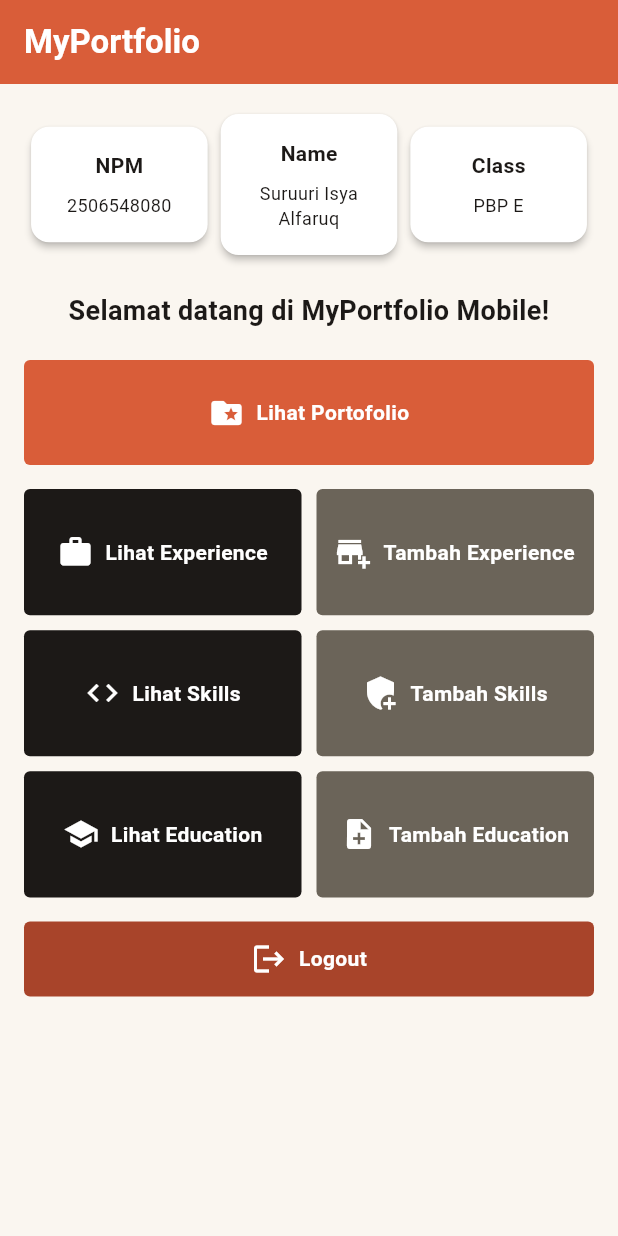
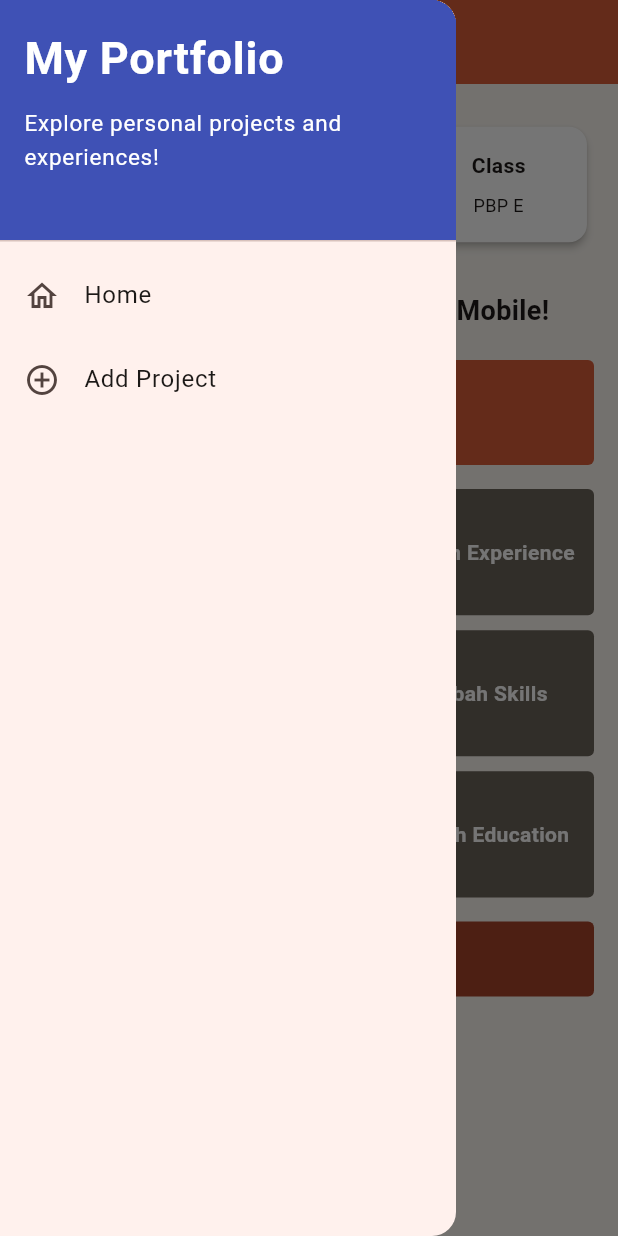
Before and after one commit to SuruuriIsyaAlfaruq2/myportofolio_mobile, a Flutter app: the screen it shows after launch, with the side drawer open (before the commit the screen has no drawer), on a phone screen of 412 x 824 dp. Run offline on Flutter 3.47's test engine with Material 3 defaults, Android fonts, the phone set to English and light mode, and no system bars; our stand-ins replace material_ui.

Commit message:
Tutorial 9: Implementasi Drawer dan Form untuk model Experience

```diff
--- a/lib/main.dart
+++ b/lib/main.dart
@@ -1,5 +1,5 @@
-import 'package:flutter/material.dart';
-import 'package:myportofolio_mobile/menu.dart';
+import 'package:material_ui/material_ui.dart';
+import 'package:myportofolio_mobile/screens/menu.dart';
 import 'package:myportofolio_mobile/theme_colors.dart';
 void main() {
   runApp(const MyApp());
--- /dev/null
+++ b/lib/project_card.dart
@@ -0,0 +1,64 @@
+import 'package:material_ui/material_ui.dart';
+import 'package:myportofolio_mobile/screens/experience_form.dart';
+import 'package:myportofolio_mobile/screens/menu.dart';
+
+
+class ItemCard extends StatelessWidget {
+  final ItemHomepage item;
+
+  const ItemCard(this.item, {super.key});
+
+  @override
+  Widget build(BuildContext context) {
+    return Material(
+      color: item.color,
+      // 6. DIUBAH: Match --radius: 4px dari web
+      borderRadius: BorderRadius.circular(4),
+      child: InkWell(
+        onTap: () {
+          ScaffoldMessenger.of(context)
+            ..hideCurrentSnackBar()
+            ..showSnackBar(
+              SnackBar(content: Text("Kamu telah menekan tombol ${item.name}!"))
+            );
+          // Navigate ke halaman yang sesuai
+          if (item.name == "Tambah Experience") {
+            // TODO: Gunakan Navigator.push() untuk melakukan navigasi ke MaterialPageRoute yang mencakup ExperienceFormPage
+            Navigator.push(
+              context,
+              MaterialPageRoute(
+                builder: (context) => ExperienceFormPage(),
+              ),
+            );
+          }
+        },
+        child: Container(
+          padding: const EdgeInsets.symmetric(horizontal: 8, vertical: 6),
+          child: Center(
+            child: Row(
+              mainAxisAlignment: MainAxisAlignment.center,
+              children: [
+                Icon(
+                  item.icon,
+                  color: Colors.white,
+                  size: 24.0,
+                ),
+                const SizedBox(width: 8),
+                Flexible(
+                  child: Text(
+                    item.name,
+                    textAlign: TextAlign.center,
+                    style: const TextStyle(
+                      color: Colors.white,
+                      fontWeight: FontWeight.bold,
+                    ),
+                  ),
+                ),
+              ],
+            ),
+          ),
+        ),
+      ),
+    );
+  }
+}
--- a/lib/menu.dart
+++ b/lib/screens/menu.dart
@@ -1,5 +1,7 @@
-import 'package:flutter/material.dart';
+import 'package:material_ui/material_ui.dart';
 import 'package:myportofolio_mobile/theme_colors.dart';
+import 'package:myportofolio_mobile/project_card.dart';
+import 'package:myportofolio_mobile/widgets/left_drawer.dart';
 
 class MyHomePage extends StatelessWidget {
   MyHomePage({super.key});
@@ -43,6 +45,7 @@ class MyHomePage extends StatelessWidget {
         ),
         backgroundColor: Theme.of(context).colorScheme.primary,
       ),
+      drawer: const LeftDrawer(),
       // 2. DIUBAH: Membungkus seluruh Body dengan SingleChildScrollView agar bisa di-scroll
       body: SingleChildScrollView(
         child: Padding(
@@ -150,53 +153,3 @@ class ItemHomepage {
 
   ItemHomepage(this.name, this.icon, this.color);
 }
-
-class ItemCard extends StatelessWidget {
-  final ItemHomepage item;
-
-  const ItemCard(this.item, {super.key});
-
-  @override
-  Widget build(BuildContext context) {
-    return Material(
-      color: item.color,
-      // 6. DIUBAH: Match --radius: 4px dari web
-      borderRadius: BorderRadius.circular(4),
-      child: InkWell(
-        onTap: () {
-          ScaffoldMessenger.of(context)
-            ..hideCurrentSnackBar()
-            ..showSnackBar(
-              SnackBar(content: Text("Kamu telah menekan tombol ${item.name}!"))
-            );
-        },
-        child: Container(
-          padding: const EdgeInsets.symmetric(horizontal: 8, vertical: 6),
-          child: Center(
-            child: Row(
-              mainAxisAlignment: MainAxisAlignment.center,
-              children: [
-                Icon(
-                  item.icon,
-                  color: Colors.white,
-                  size: 24.0,
-                ),
-                const SizedBox(width: 8),
-                Flexible(
-                  child: Text(
-                    item.name,
-                    textAlign: TextAlign.center,
-                    style: const TextStyle(
-                      color: Colors.white,
-                      fontWeight: FontWeight.bold,
-                    ),
-                  ),
-                ),
-              ],
-            ),
-          ),
-        ),
-      ),
-    );
-  }
-}
--- a/lib/theme_colors.dart
+++ b/lib/theme_colors.dart
@@ -1,5 +1,5 @@
 // lib/theme_colors.dart
-import 'package:flutter/material.dart';
+import 'package:material_ui/material_ui.dart';
 
 class AppColors {
   static const Color ink = Color(0xFF1C1917);
--- /dev/null
+++ b/lib/widgets/left_drawer.dart
@@ -0,0 +1,67 @@
+import 'package:material_ui/material_ui.dart';
+import 'package:myportofolio_mobile/screens/menu.dart';
+// TODO: Impor halaman ProjectFormPage jika sudah dibuat
+
+class LeftDrawer extends StatelessWidget {
+  const LeftDrawer({super.key});
+
+  @override
+  Widget build(BuildContext context) {
+    return Drawer(
+      child: ListView(
+        children: [
+          const DrawerHeader(
+            decoration: BoxDecoration(
+              color: Colors.indigo,
+            ),
+            child: Column(
+              crossAxisAlignment: CrossAxisAlignment.start,
+              children: [
+                Text(
+                  'My Portfolio',
+                  style: TextStyle(
+                    fontSize: 30,
+                    fontWeight: FontWeight.bold,
+                    color: Colors.white,
+                  ),
+                ),
+                SizedBox(height: 10),
+                Text(
+                  'Explore personal projects and experiences!',
+                  style: TextStyle(
+                    fontSize: 15,
+                    color: Colors.white,
+                  ),
+                ),
+              ],
+            ),
+          ),
+          // TODO: Bagian routing
+          ListTile(
+            leading: const Icon(Icons.home_outlined),
+            title: const Text('Home'),
+            // Navigasi ke halaman utama portofolio
+            onTap: () {
+              Navigator.pushReplacement(
+                context,
+                MaterialPageRoute(
+                  builder: (context) => MyHomePage(),
+                ),
+              );
+            },
+          ),
+          ListTile(
+            leading: const Icon(Icons.add_circle_outline),
+            title: const Text('Add Project'),
+            // Navigasi ke halaman tambah proyek
+            onTap: () {
+              /*
+              TODO: Buatlah routing ke halaman ProjectFormPage yang akan dibuat nanti.
+              */
+            },
+          ),
+        ],
+      ),
+    );
+  }
+}
--- a/pubspec.yaml
+++ b/pubspec.yaml
@@ -34,7 +34,7 @@ dependencies:
   # The following adds the Cupertino Icons font to your application.
   # Use with the CupertinoIcons class for iOS style icons.
   cupertino_icons: ^1.0.8
-
+  material_ui: ^1.11.0
 dev_dependencies:
   flutter_test:
     sdk: flutter
```
Also changed, not shown: lib/screens/experience_form.dart (added, +238 -0 lines), pubspec.lock, 1 other file.
